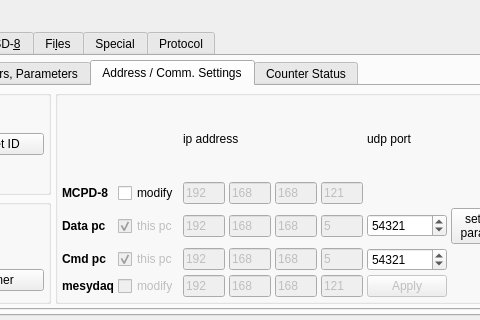
Before: the Qt Designer form src/mainwidget.ui in flueke/mesydaq2, drawn with Qt 5; both pictures show x 485 to 965 and y 540 to 860 of the 1248 by 860 pixel window.
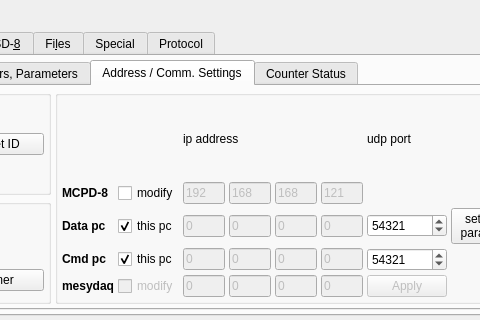
After: the same form once the commit is applied. The open tabs and pages were chosen to show the change.

Patch:
```diff
--- a/src/mainwidget.ui
+++ b/src/mainwidget.ui
@@ -2064,9 +2064,6 @@
                 </item>
                 <item row="2" column="1">
                  <widget class="QCheckBox" name="dataThisPc">
-                  <property name="enabled">
-                   <bool>false</bool>
-                  </property>
                   <property name="text">
                    <string>this pc</string>
                   </property>
@@ -2087,7 +2084,7 @@
                    </size>
                   </property>
                   <property name="text">
-                   <string>192</string>
+                   <string>0</string>
                   </property>
                  </widget>
                 </item>
@@ -2103,7 +2100,7 @@
                    </size>
                   </property>
                   <property name="text">
-                   <string>168</string>
+                   <string>0</string>
                   </property>
                  </widget>
                 </item>
@@ -2119,7 +2116,7 @@
                    </size>
                   </property>
                   <property name="text">
-                   <string>168</string>
+                   <string>0</string>
                   </property>
                  </widget>
                 </item>
@@ -2135,7 +2132,7 @@
                    </size>
                   </property>
                   <property name="text">
-                   <string>5</string>
+                   <string>0</string>
                   </property>
                  </widget>
                 </item>
@@ -2172,9 +2169,6 @@
                 </item>
                 <item row="3" column="1">
                  <widget class="QCheckBox" name="cmdThisPc">
-                  <property name="enabled">
-                   <bool>false</bool>
-                  </property>
                   <property name="text">
                    <string>this pc</string>
                   </property>
@@ -2195,7 +2189,7 @@
                    </size>
                   </property>
                   <property name="text">
-                   <string>192</string>
+                   <string>0</string>
                   </property>
                  </widget>
                 </item>
@@ -2211,7 +2205,7 @@
                    </size>
                   </property>
                   <property name="text">
-                   <string>168</string>
+                   <string>0</string>
                   </property>
                  </widget>
                 </item>
@@ -2227,7 +2221,7 @@
                    </size>
                   </property>
                   <property name="text">
-                   <string>168</string>
+                   <string>0</string>
                   </property>
                  </widget>
                 </item>
@@ -2243,7 +2237,7 @@
                    </size>
                   </property>
                   <property name="text">
-                   <string>5</string>
+                   <string>0</string>
                   </property>
                  </widget>
                 </item>
@@ -2292,7 +2286,7 @@
                    </size>
                   </property>
                   <property name="text">
-                   <string>192</string>
+                   <string>0</string>
                   </property>
                  </widget>
                 </item>
@@ -2308,7 +2302,7 @@
                    </size>
                   </property>
                   <property name="text">
-                   <string>168</string>
+                   <string>0</string>
                   </property>
                  </widget>
                 </item>
@@ -2324,7 +2318,7 @@
                    </size>
                   </property>
                   <property name="text">
-                   <string>168</string>
+                   <string>0</string>
                   </property>
                  </widget>
                 </item>
@@ -2340,7 +2334,7 @@
                    </size>
                   </property>
                   <property name="text">
-                   <string>121</string>
+                   <string>0</string>
                   </property>
                  </widget>
                 </item>
```
